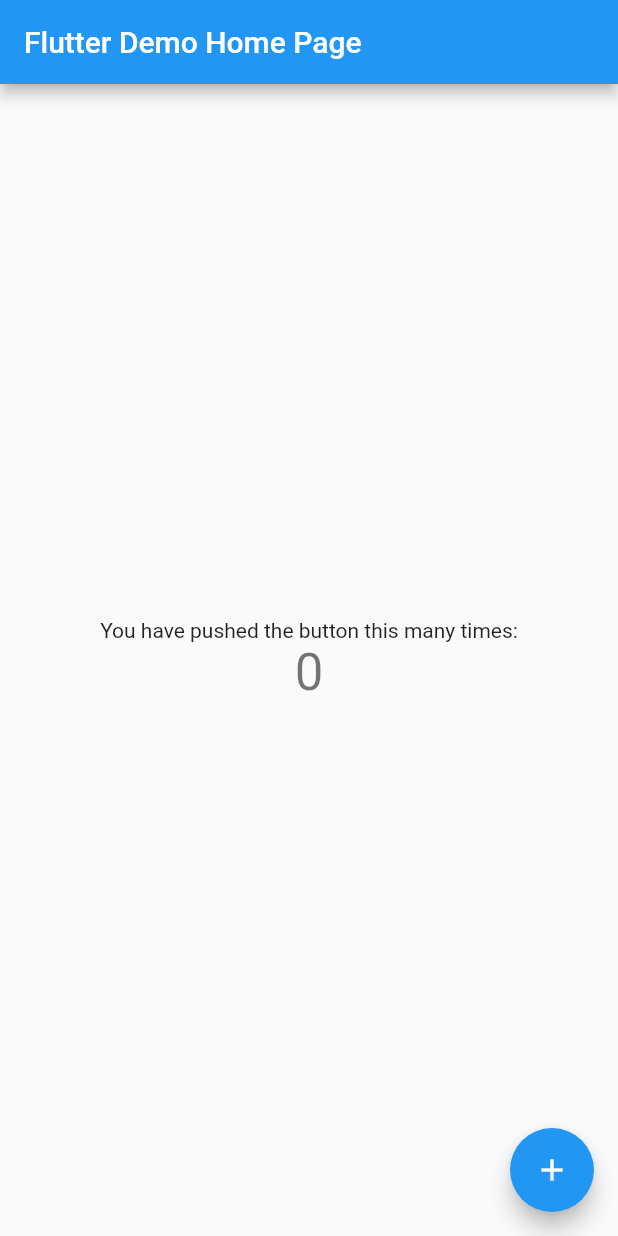
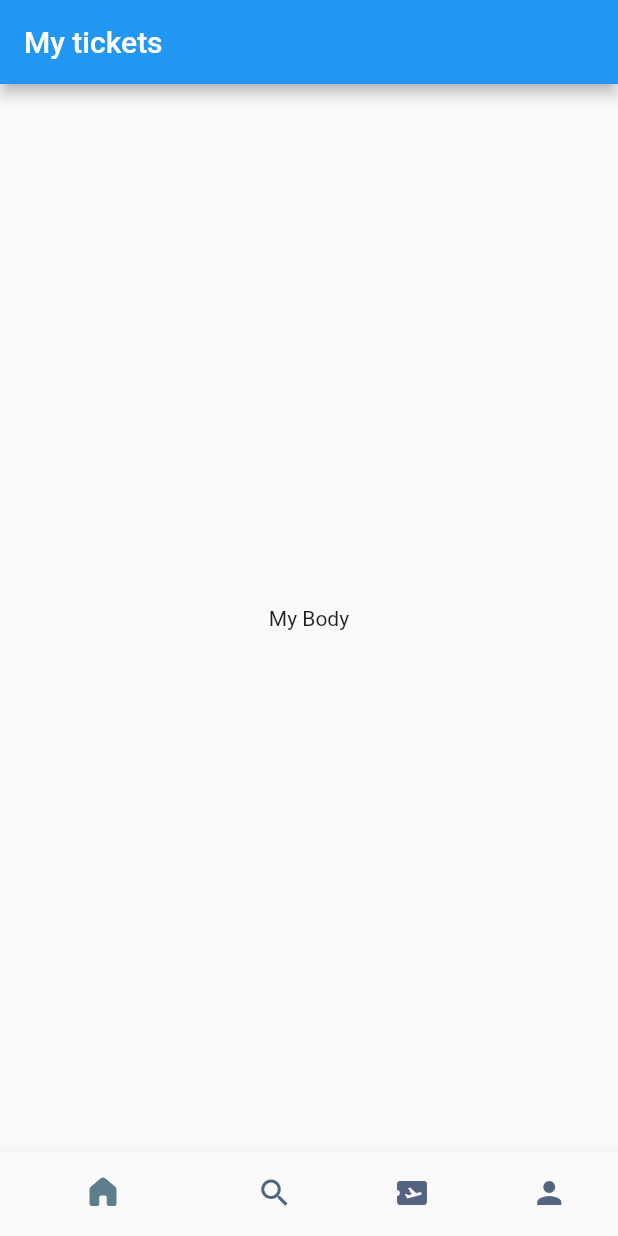
Before and after one commit to Ericky121/booktickets, a Flutter app: the screen it shows after launch, on a phone screen of 412 x 824 dp. Run offline on Flutter 3.47's test engine with Material 2 defaults, Android fonts, the phone set to English and light mode, and no system bars; our stand-ins replace fluentui_icons.

Commit message:
2022.07.21 Changed

```diff
--- a/lib/main.dart
+++ b/lib/main.dart
@@ -1,3 +1,4 @@
+import 'package:booktickets/screens/buttom_bar.dart';
 import 'package:flutter/material.dart';
 
 void main() {
@@ -24,64 +25,7 @@ class MyApp extends StatelessWidget {
         // is not restarted.
         primarySwatch: Colors.blue,
       ),
-      home: const MyHomePage(title: 'Flutter Demo Home Page'),
+      home: const BottomBar(),
     );
   }
 }
-
-class MyHomePage extends StatefulWidget {
-  const MyHomePage({Key? key, required this.title}) : super(key: key);
-
-  final String title;
-
-  @override
-  State<MyHomePage> createState() => _MyHomePageState();
-}
-
-class _MyHomePageState extends State<MyHomePage> {
-  int _counter = 0;
-
-  void _incrementCounter() {
-    setState(() {
-      _counter++;
-    });
-  }
-
-  @override
-  Widget build(BuildContext context) {
-    // This method is rerun every time setState is called, for instance as done
-    // by the _incrementCounter method above.
-    //
-    // The Flutter framework has been optimized to make rerunning build methods
-    // fast, so that you can just rebuild anything that needs updating rather
-    // than having to individually change instances of widgets.
-    return Scaffold(
-      appBar: AppBar(
-        // Here we take the value from the MyHomePage object that was created by
-        // the App.build method, and use it to set our appbar title.
-        title: Text(widget.title),
-      ),
-      body: Center(
-        // Center is a layout widget. It takes a single child and positions it
-        // in the middle of the parent.
-        child: Column(
-          mainAxisAlignment: MainAxisAlignment.center,
-          children: <Widget>[
-            const Text(
-              'You have pushed the button this many times:',
-            ),
-            Text(
-              '$_counter',
-              style: Theme.of(context).textTheme.headline4,
-            ),
-          ],
-        ),
-      ),
-      floatingActionButton: FloatingActionButton(
-        onPressed: _incrementCounter,
-        tooltip: 'Increment',
-        child: const Icon(Icons.add),
-      ), // This trailing comma makes auto-formatting nicer for build methods.
-    );
-  }
-}
--- /dev/null
+++ b/lib/screens/buttom_bar.dart
@@ -0,0 +1,43 @@
+import 'package:fluentui_icons/fluentui_icons.dart';
+import 'package:flutter/cupertino.dart';
+import 'package:flutter/material.dart';
+
+class BottomBar extends StatefulWidget {
+  const BottomBar({Key? key}) : super(key: key);
+
+  @override
+  State<BottomBar> createState() => _BottomBarState();
+}
+
+class _BottomBarState extends State<BottomBar> {
+  @override
+  Widget build(BuildContext context) {
+    return Scaffold(
+      appBar: AppBar(
+        title: const Text("My tickets"),
+      ),
+      body: const Center(
+        child: Text(
+          "My Body",
+        ),
+      ),
+      bottomNavigationBar: BottomNavigationBar(
+        elevation: 10,
+        showSelectedLabels: false,
+        showUnselectedLabels: false,
+        selectedItemColor: Colors.blueGrey,
+        unselectedItemColor: const Color(0xFF526480),
+        items: [
+          BottomNavigationBarItem(
+            icon: Icon(FluentSystemIcons.ic_fluent_home_add_regular),
+            activeIcon: Icon(FluentSystemIcons.ic_fluent_home_filled),
+            label: "Home"
+          ),
+          BottomNavigationBarItem(icon: Icon(Icons.search), label: "Search"),
+          BottomNavigationBarItem(icon: Icon(Icons.airplane_ticket), label: "Ticket"),
+          BottomNavigationBarItem(icon: Icon(Icons.person), label: "Profile"),
+        ],
+      ),
+    );
+  }
+}
--- a/pubspec.yaml
+++ b/pubspec.yaml
@@ -34,6 +34,7 @@ dependencies:
   # The following adds the Cupertino Icons font to your application.
   # Use with the CupertinoIcons class for iOS style icons.
   cupertino_icons: ^1.0.2
+  fluentui_icons: ^1.0.0
 
 dev_dependencies:
   flutter_test:
```
Also changed, not shown: pubspec.lock.
